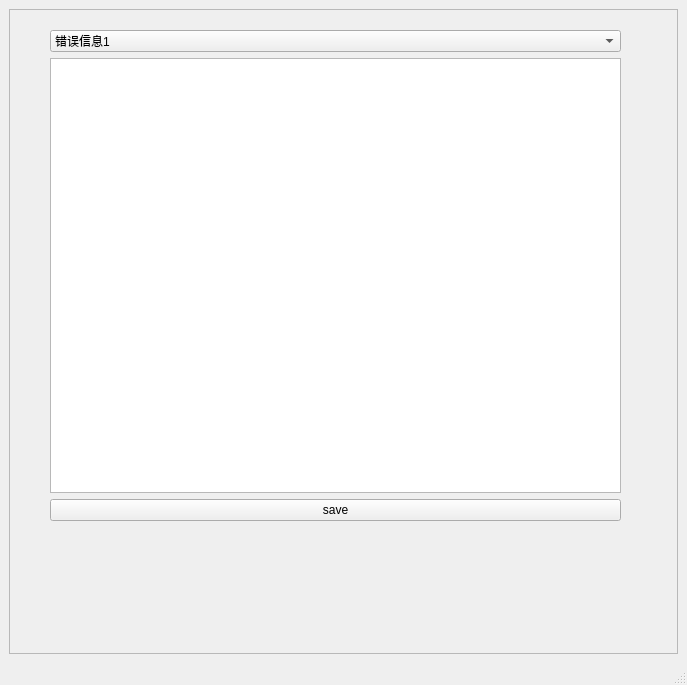
Qt form saveE.ui (Ethereaity/InterfaceDesign) before a commit.
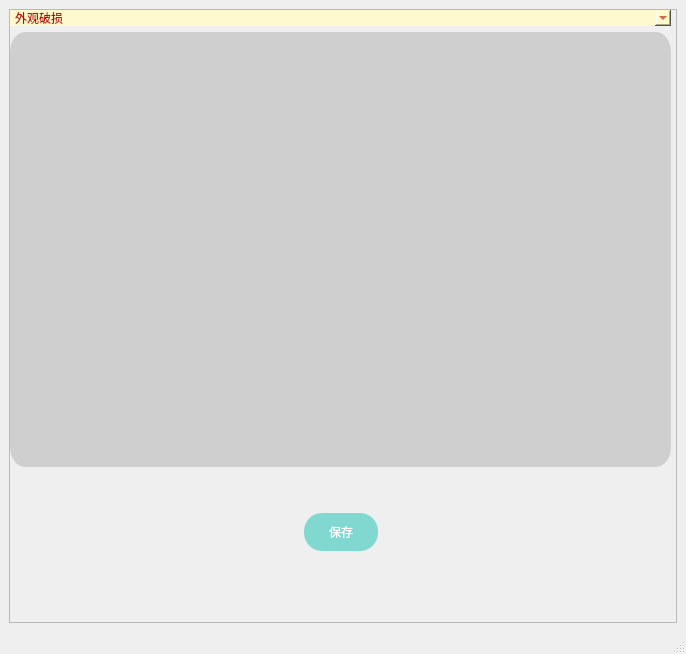
The same form after that commit.

```diff
--- a/saveE.ui
+++ b/saveE.ui
@@ -6,8 +6,8 @@
    <rect>
     <x>0</x>
     <y>0</y>
-    <width>687</width>
-    <height>685</height>
+    <width>686</width>
+    <height>654</height>
    </rect>
   </property>
   <property name="windowTitle">
@@ -25,25 +25,31 @@
         <rect>
          <x>0</x>
          <y>0</y>
-         <width>667</width>
-         <height>621</height>
+         <width>666</width>
+         <height>590</height>
         </rect>
        </property>
        <widget class="QWidget" name="layoutWidget">
         <property name="geometry">
          <rect>
-          <x>40</x>
-          <y>20</y>
-          <width>571</width>
-          <height>491</height>
+          <x>0</x>
+          <y>0</y>
+          <width>661</width>
+          <height>581</height>
          </rect>
         </property>
-        <layout class="QVBoxLayout" name="verticalLayout">
+        <layout class="QVBoxLayout" name="verticalLayout_4">
          <item>
           <widget class="QComboBox" name="comboBox">
+           <property name="styleSheet">
+            <string notr="true">background-color: rgb(255, 249, 206);
+font: 75 8pt &quot;微软雅黑&quot;;
+color: rgb(182, 17, 2);
+border-radius: 15px 15px;</string>
+           </property>
            <item>
             <property name="text">
-             <string>错误信息1</string>
+             <string>外观破损</string>
             </property>
            </item>
            <item>
@@ -59,15 +65,113 @@
           </widget>
          </item>
          <item>
-          <widget class="QPlainTextEdit" name="edit"/>
-         </item>
-         <item>
-          <widget class="QPushButton" name="button1">
-           <property name="text">
-            <string>save</string>
+          <widget class="QPlainTextEdit" name="edit">
+           <property name="styleSheet">
+            <string notr="true">background-color: #CFCFCF;
+font: 10pt &quot;微软雅黑&quot;;
+border-radius: 15px 20px;</string>
            </property>
           </widget>
          </item>
+         <item>
+          <layout class="QVBoxLayout" name="verticalLayout">
+           <item>
+            <spacer name="verticalSpacer">
+             <property name="orientation">
+              <enum>Qt::Vertical</enum>
+             </property>
+             <property name="sizeType">
+              <enum>QSizePolicy::Preferred</enum>
+             </property>
+             <property name="sizeHint" stdset="0">
+              <size>
+               <width>20</width>
+               <height>40</height>
+              </size>
+             </property>
+            </spacer>
+           </item>
+           <item>
+            <layout class="QHBoxLayout" name="horizontalLayout">
+             <item>
+              <spacer name="horizontalSpacer">
+               <property name="orientation">
+                <enum>Qt::Horizontal</enum>
+               </property>
+               <property name="sizeHint" stdset="0">
+                <size>
+                 <width>40</width>
+                 <height>20</height>
+                </size>
+               </property>
+              </spacer>
+             </item>
+             <item>
+              <widget class="QPushButton" name="button1">
+               <property name="sizePolicy">
+                <sizepolicy hsizetype="Preferred" vsizetype="Preferred">
+                 <horstretch>0</horstretch>
+                 <verstretch>0</verstretch>
+                </sizepolicy>
+               </property>
+               <property name="minimumSize">
+                <size>
+                 <width>61</width>
+                 <height>38</height>
+                </size>
+               </property>
+               <property name="styleSheet">
+                <string notr="true">
+          QPushButton {
+            font: 10pt &quot;PingFang SC&quot;;
+            color: white;
+            background-color: #81D8D0;
+            border-radius: 18px;
+            padding: 10px 25px;
+          }
+          QPushButton:hover {
+            background-color: #B2DFE5;
+          }
+         </string>
+               </property>
+               <property name="text">
+                <string>保存</string>
+               </property>
+              </widget>
+             </item>
+             <item>
+              <spacer name="horizontalSpacer_2">
+               <property name="orientation">
+                <enum>Qt::Horizontal</enum>
+               </property>
+               <property name="sizeHint" stdset="0">
+                <size>
+                 <width>40</width>
+                 <height>20</height>
+                </size>
+               </property>
+              </spacer>
+             </item>
+            </layout>
+           </item>
+           <item>
+            <spacer name="verticalSpacer_2">
+             <property name="orientation">
+              <enum>Qt::Vertical</enum>
+             </property>
+             <property name="sizeType">
+              <enum>QSizePolicy::Preferred</enum>
+             </property>
+             <property name="sizeHint" stdset="0">
+              <size>
+               <width>20</width>
+               <height>40</height>
+              </size>
+             </property>
+            </spacer>
+           </item>
+          </layout>
+         </item>
         </layout>
        </widget>
       </widget>
```
Left out of the diff: 11 changed lines with no effect on the pictures.
